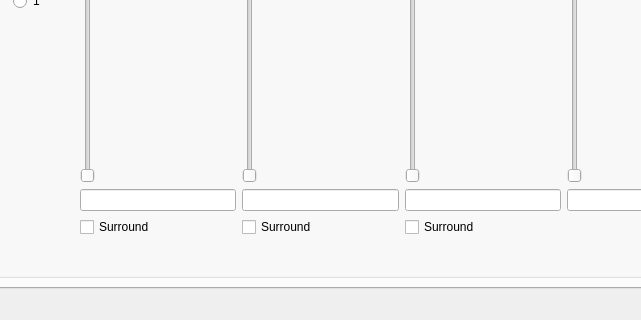
The window that smw_music/data/dashboard.ui (com-posers-pit/smw_music) describes before a commit, drawn with Qt 5; both pictures show x 596 to 1237 and y 280 to 600 of the 1400 by 600 pixel window.
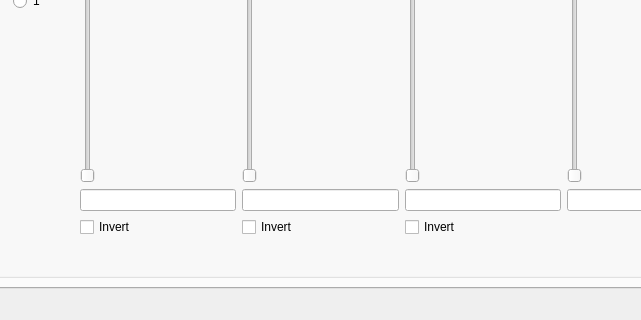
The same window after the commit. The open tabs and pages were chosen to show the change.

Commit message: Set echo invert tooltips

Diff of the .ui file:
```diff
--- a/smw_music/data/dashboard.ui
+++ b/smw_music/data/dashboard.ui
@@ -1830,7 +1830,7 @@
                <item row="3" column="2">
                 <widget class="QCheckBox" name="echo_feedback_surround">
                  <property name="text">
-                  <string>Surround</string>
+                  <string>Invert</string>
                  </property>
                 </widget>
                </item>
@@ -1878,14 +1878,14 @@
                <item row="3" column="1">
                 <widget class="QCheckBox" name="echo_right_surround">
                  <property name="text">
-                  <string>Surround</string>
+                  <string>Invert</string>
                  </property>
                 </widget>
                </item>
                <item row="3" column="0">
                 <widget class="QCheckBox" name="echo_left_surround">
                  <property name="text">
-                  <string>Surround</string>
+                  <string>Invert</string>
                  </property>
                 </widget>
                </item>
```
Left out of the diff: 8 changed lines with no effect on the pictures.
